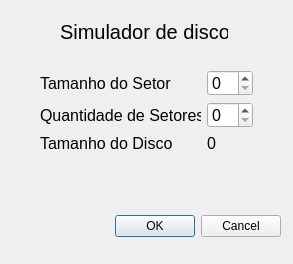
Qt form GerenciadorDeDisco/dialog.ui (claranobre/project_disk) before a commit.
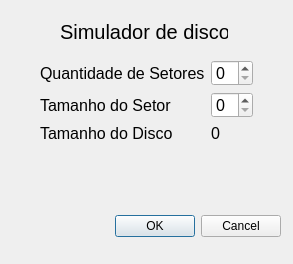
The same form after that commit.

Diff of the .ui file:
```diff
--- a/GerenciadorDeDisco/dialog.ui
+++ b/GerenciadorDeDisco/dialog.ui
@@ -51,34 +51,13 @@
    <property name="geometry">
     <rect>
      <x>40</x>
-     <y>70</y>
+     <y>60</y>
      <width>213</width>
      <height>83</height>
     </rect>
    </property>
-   <layout class="QGridLayout" name="gridLayout">
+   <layout class="QFormLayout" name="formLayout">
     <item row="0" column="0">
-     <widget class="QLabel" name="tamSetor">
-      <property name="font">
-       <font>
-        <pointsize>12</pointsize>
-       </font>
-      </property>
-      <property name="text">
-       <string>Tamanho do Setor</string>
-      </property>
-     </widget>
-    </item>
-    <item row="0" column="1">
-     <widget class="QSpinBox" name="valTamSetor">
-      <property name="font">
-       <font>
-        <pointsize>12</pointsize>
-       </font>
-      </property>
-     </widget>
-    </item>
-    <item row="1" column="0">
      <widget class="QLabel" name="quantSetor">
       <property name="font">
        <font>
@@ -90,7 +69,7 @@
       </property>
      </widget>
     </item>
-    <item row="1" column="1">
+    <item row="0" column="1">
      <widget class="QSpinBox" name="valQuantSetor">
       <property name="font">
        <font>
@@ -99,6 +78,27 @@
       </property>
      </widget>
     </item>
+    <item row="1" column="0">
+     <widget class="QLabel" name="tamSetor">
+      <property name="font">
+       <font>
+        <pointsize>12</pointsize>
+       </font>
+      </property>
+      <property name="text">
+       <string>Tamanho do Setor</string>
+      </property>
+     </widget>
+    </item>
+    <item row="1" column="1">
+     <widget class="QSpinBox" name="valTamSetor">
+      <property name="font">
+       <font>
+        <pointsize>12</pointsize>
+       </font>
+      </property>
+     </widget>
+    </item>
     <item row="2" column="0">
      <widget class="QLabel" name="tamDisco">
       <property name="font">
```
Left out of the diff: 8 changed lines with no effect on the pictures.
